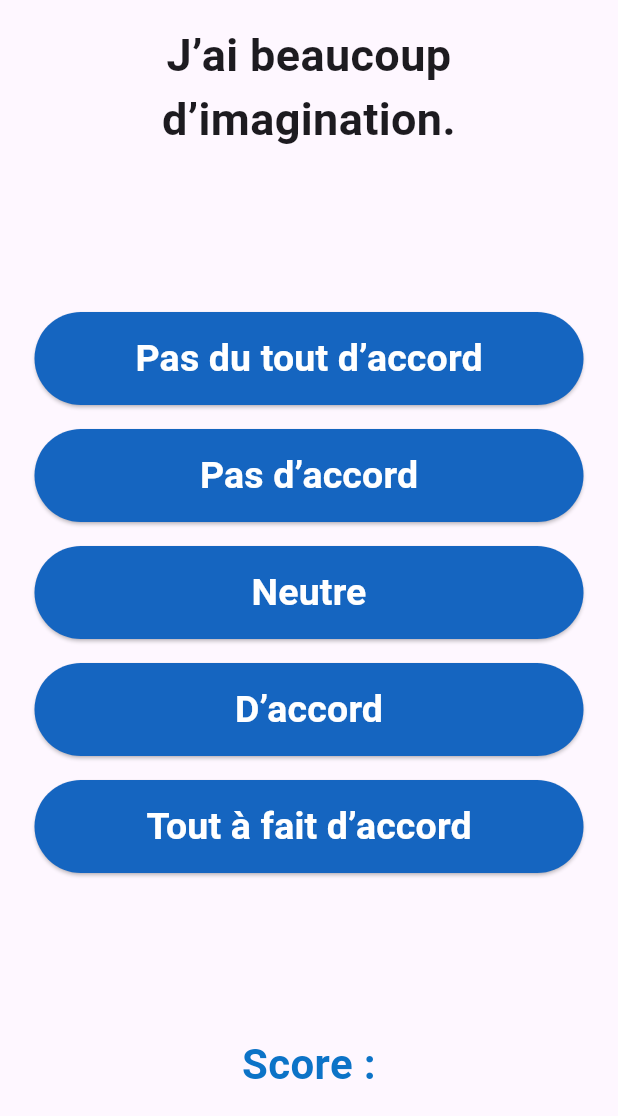
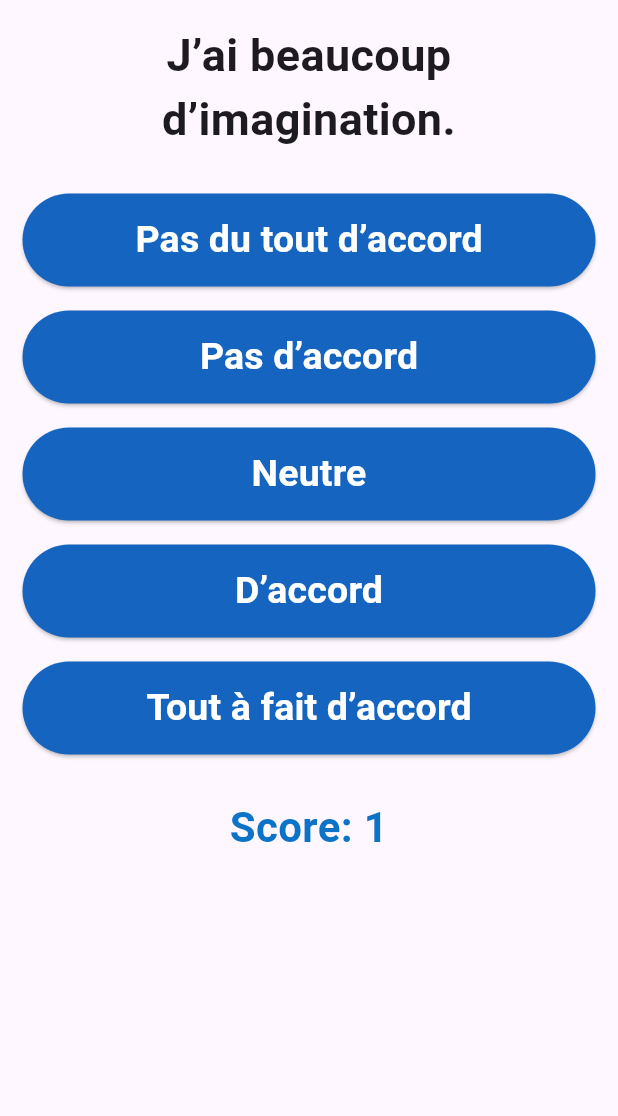
Before and after one commit to mike2377/test_personnalite, a Flutter app: the screen it shows after launch, after a tap on "Pas du tout d’accord", on a phone screen of 412 x 824 dp, the part 120-1236 px from its top. Run offline on Flutter 3.47's test engine with Material 3 defaults, Android fonts, the phone set to English and light mode, and no system bars.

Commit message:
ajouter du score et la page qui affiche le score et les traits de personnalités

```diff
--- a/lib/models/question.dart
+++ b/lib/models/question.dart
@@ -1,3 +1,4 @@
+
 class Question {
   final String text;
   final List<String> options;
--- a/lib/screens/question_screen.dart
+++ b/lib/screens/question_screen.dart
@@ -1,5 +1,7 @@
 import 'package:flutter/material.dart';
 import 'package:test_personnalite/models/question.dart';
+import 'package:test_personnalite/screens/result_screen.dart';
+import 'package:test_personnalite/services/resultat_service.dart';
 import 'package:test_personnalite/services/serveur_question.dart';
 
 class QuestionScreen extends StatefulWidget {
@@ -11,6 +13,7 @@ class QuestionScreen extends StatefulWidget {
 
 class _QuestionScreenState extends State<QuestionScreen> {
   final ServeurQuestion serveurQuestion = ServeurQuestion();
+  final CalculResultat calculResultat = CalculResultat();
   late Question currentquestions;
   int score = 0;
   int? selectedOptionIndex;
@@ -18,38 +21,30 @@ class _QuestionScreenState extends State<QuestionScreen> {
 
   void verifierReponse(int reponseUtilisateur) {
     setState(() {
+      selectedOptionIndex = reponseUtilisateur;
+      score += reponseUtilisateur + 1;  // Score basé sur les choix (1 à 5)
+
       if (serveurQuestion.testTerminer()) {
-        showDialog(
-            context: context,
-            builder: (BuildContext context) {
-              return AlertDialog(
-                title: const Text('Quiz terminé'),
-                content: Text('Votre score : $score'),
-                actions: [
-                  TextButton(
-                    onPressed: () {
-                      Navigator.of(context).pop();
+        final resultat = calculResultat.getResultat(score);
+        Navigator.push(
+          context,
+          MaterialPageRoute(
+            builder: (context) => ResultatScreen(
+              score: score,
+              resultat: resultat,
+              onRestart: () {
                 setState(() {
+                  serveurQuestion.reinitialiser();
                   score = 0;
-                        serveurQuestion.reinitialiser();
-                        selectedOptionIndex =
-                            null; // Réinitialiser l'option sélectionnée
-                        isCorrect = null;
+                  selectedOptionIndex = null;
+                  Navigator.pop(context); // Revenir à QuestionScreen
                 });
               },
-                    child: const Text("Recommencer le Quiz"),
-                  )
-                ],
+            ),
+          ),
         );
-            });
+
       } else {
-        if (reponseUtilisateur == serveurQuestion.getSelectOption()) {
-          score++;
-          isCorrect = true;
-        } else {
-          isCorrect = false;
-        }
-        selectedOptionIndex = reponseUtilisateur;
         serveurQuestion.nextQuestion();
       }
     });
@@ -63,7 +58,10 @@ class _QuestionScreenState extends State<QuestionScreen> {
         child: AppBar(
           title: Row(
             children: [
-              Image.asset('lib/assets/images/icon.png', height: 70,), // Ajoutez votre icône ici
+              Image.asset(
+                'lib/assets/images/icon.png',
+                height: 70,
+              ), // Ajoutez votre icône ici
               const SizedBox(width: 10), // Espace entre l'icône et le titre
               const Text(
                 "Test de Personnalité",
@@ -80,30 +78,29 @@ class _QuestionScreenState extends State<QuestionScreen> {
       ),
       body: Padding(
         padding: const EdgeInsets.all(15.0),
-        child: Column(
-          crossAxisAlignment: CrossAxisAlignment.stretch,
+        child: ListView(
           children: [
             Text(
               serveurQuestion.getText(),
               textAlign: TextAlign.center,
               style: const TextStyle(
-                    fontSize: 30.0, fontWeight: FontWeight.bold),
+                fontSize: 30.0,
+                fontWeight: FontWeight.bold,
+              ),
             ),
 
-            const Spacer(),
+            const SizedBox(height: 20.0), // Espacement
 
-            Column(
-                  mainAxisAlignment: MainAxisAlignment.center,
-                  children: serveurQuestion
+            // Liste des boutons générés dynamiquement
+            ...serveurQuestion
                 .getOptions()
                 .asMap()
                 .entries
                 .map((entry) => Padding(
-                            padding: const EdgeInsets.all(8.0),
+                      padding: const EdgeInsets.symmetric(vertical: 8.0),
                       child: ElevatedButton(
                         style: ElevatedButton.styleFrom(
-                                padding:
-                                    const EdgeInsets.symmetric(vertical: 13.0),
+                          padding: const EdgeInsets.symmetric(vertical: 13.0),
                           minimumSize: const Size(double.infinity, 50.0),
                           backgroundColor: Colors.blue[800],
                         ),
@@ -112,17 +109,19 @@ class _QuestionScreenState extends State<QuestionScreen> {
                           style: const TextStyle(
                             fontSize: 25.0,
                             color: Colors.white,
-                                    fontWeight: FontWeight.bold),
+                            fontWeight: FontWeight.bold,
+                          ),
                         ),
                         onPressed: () {
                           verifierReponse(entry.key);
                         },
                       ),
-                          ))
-                      .toList()),
-            const Spacer(),
-            const Text(
-                "Score : ",
+                    )),
+
+            const SizedBox(height: 20.0), // Espacement
+
+            Text(
+              "Score: $score",
               textAlign: TextAlign.center,
               maxLines: 1,
               overflow: TextOverflow.ellipsis,
@@ -133,7 +132,6 @@ class _QuestionScreenState extends State<QuestionScreen> {
                 fontWeight: FontWeight.bold,
               ),
             ),
-
           ],
         ),
       ),
--- a/lib/services/serveur_question.dart
+++ b/lib/services/serveur_question.dart
@@ -1,3 +1,4 @@
+
 import 'package:test_personnalite/models/question.dart';
 
 class ServeurQuestion {
--- a/lib/services/trait_pers.dart
+++ b/lib/services/trait_pers.dart
@@ -1,3 +1,4 @@
+
 import 'package:test_personnalite/models/trait.dart';
 
 class TraitPersonnalite {
```
Also changed, not shown: lib/screens/result_screen.dart (+70 -0 lines), lib/services/resultat_service.dart (+9 -75 lines). Lines whose indentation alone changed are shown as unchanged.
